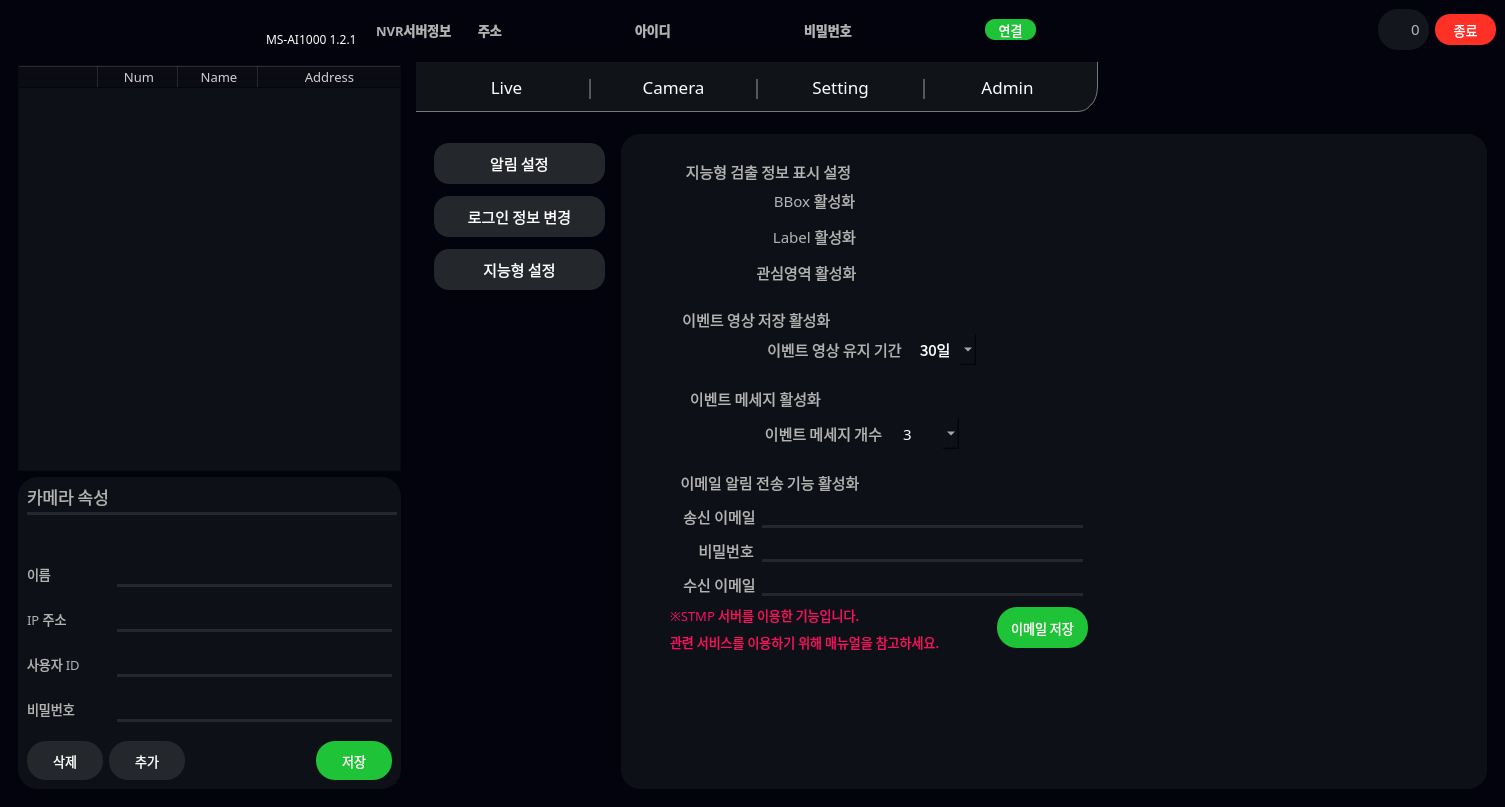
Above: ui/main.ui from diddytpq/MS-AI-Viewer before the change. Below: the same form after it.
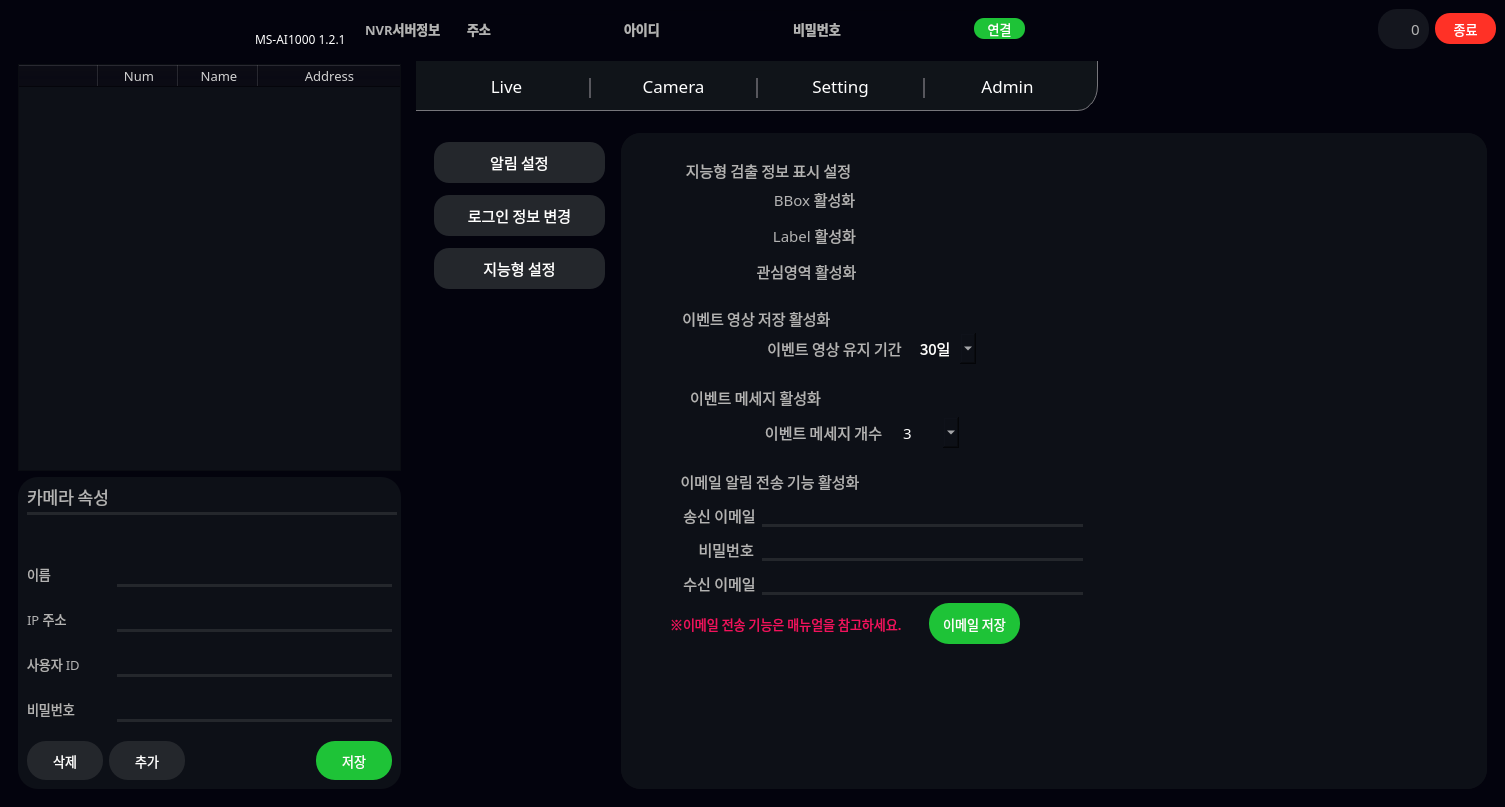
That is the form after the change. The open tabs and pages were chosen to show the change. Icons and pictures are not drawn.

Patch:
```diff
--- a/ui/main.ui
+++ b/ui/main.ui
@@ -57,14 +57,14 @@
          <widget class="QLabel" name="top_logo">
           <property name="minimumSize">
            <size>
-            <width>251</width>
-            <height>41</height>
+            <width>240</width>
+            <height>38</height>
            </size>
           </property>
           <property name="maximumSize">
            <size>
-            <width>251</width>
-            <height>41</height>
+            <width>240</width>
+            <height>38</height>
            </size>
           </property>
           <property name="font">
@@ -258,7 +258,7 @@
            <string/>
           </property>
           <property name="echoMode">
-           <enum>QLineEdit::EchoMode::Password</enum>
+           <enum>QLineEdit::EchoMode::PasswordEchoOnEdit</enum>
           </property>
          </widget>
         </item>
@@ -428,7 +428,7 @@
         <item>
          <widget class="QWidget" name="widget_6" native="true">
           <property name="styleSheet">
-           <string notr="true">border-radius: 20px;
+           <string notr="true">border-radius: 19px;
 background-color: rgb(20, 22, 30);</string>
           </property>
           <layout class="QHBoxLayout" name="horizontalLayout_64">
@@ -5330,7 +5330,7 @@
                                  <string notr="true">color: rgb(242, 18, 94);</string>
                                 </property>
                                 <property name="text">
-                                 <string>※STMP 서버를 이용한 기능입니다.</string>
+                                 <string>※이메일 전송 기능은 매뉴얼을 참고하세요.</string>
                                 </property>
                                </widget>
                               </item>
@@ -5344,61 +5344,7 @@
                                 </property>
                                 <property name="sizeHint" stdset="0">
                                  <size>
-                                  <width>128</width>
-                                  <height>20</height>
-                                 </size>
-                                </property>
-                               </spacer>
-                              </item>
-                             </layout>
-                            </item>
-                            <item>
-                             <layout class="QHBoxLayout" name="horizontalLayout_31">
-                              <item>
-                               <widget class="QLabel" name="setting_page_email_info_label_2">
-                                <property name="sizePolicy">
-                                 <sizepolicy hsizetype="Fixed" vsizetype="Fixed">
-                                  <horstretch>0</horstretch>
-                                  <verstretch>0</verstretch>
-                                 </sizepolicy>
-                                </property>
-                                <property name="minimumSize">
-                                 <size>
-                                  <width>281</width>
-                                  <height>21</height>
-                                 </size>
-                                </property>
-                                <property name="maximumSize">
-                                 <size>
-                                  <width>9999</width>
-                                  <height>21</height>
-                                 </size>
-                                </property>
-                                <property name="font">
-                                 <font>
-                                  <family>Sans</family>
-                                  <pointsize>10</pointsize>
-                                 </font>
-                                </property>
-                                <property name="styleSheet">
-                                 <string notr="true">color: rgb(242, 18, 94);</string>
-                                </property>
-                                <property name="text">
-                                 <string>관련 서비스를 이용하기 위해 매뉴얼을 참고하세요.</string>
-                                </property>
-                               </widget>
-                              </item>
-                              <item>
-                               <spacer name="horizontalSpacer_20">
-                                <property name="orientation">
-                                 <enum>Qt::Orientation::Horizontal</enum>
-                                </property>
-                                <property name="sizeType">
-                                 <enum>QSizePolicy::Policy::Fixed</enum>
-                                </property>
-                                <property name="sizeHint" stdset="0">
-                                 <size>
-                                  <width>40</width>
+                                  <width>21</width>
                                   <height>20</height>
                                  </size>
                                 </property>
```
Left out of the diff: 73 changed lines with no effect on the pictures.
